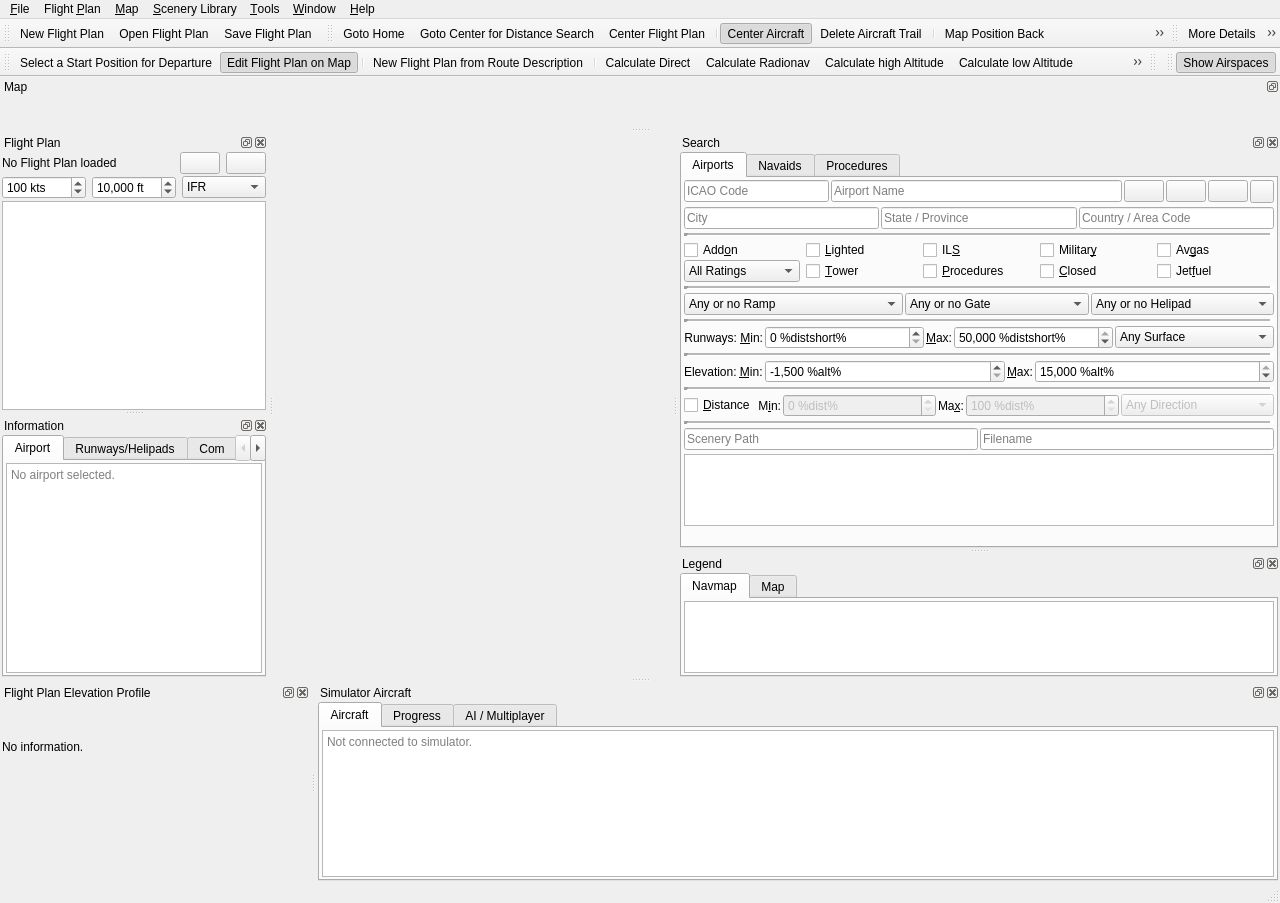
This is src/gui/mainwindow.ui in albar965/littlenavmap as Qt 5 draws it before an edit. The edited form follows.
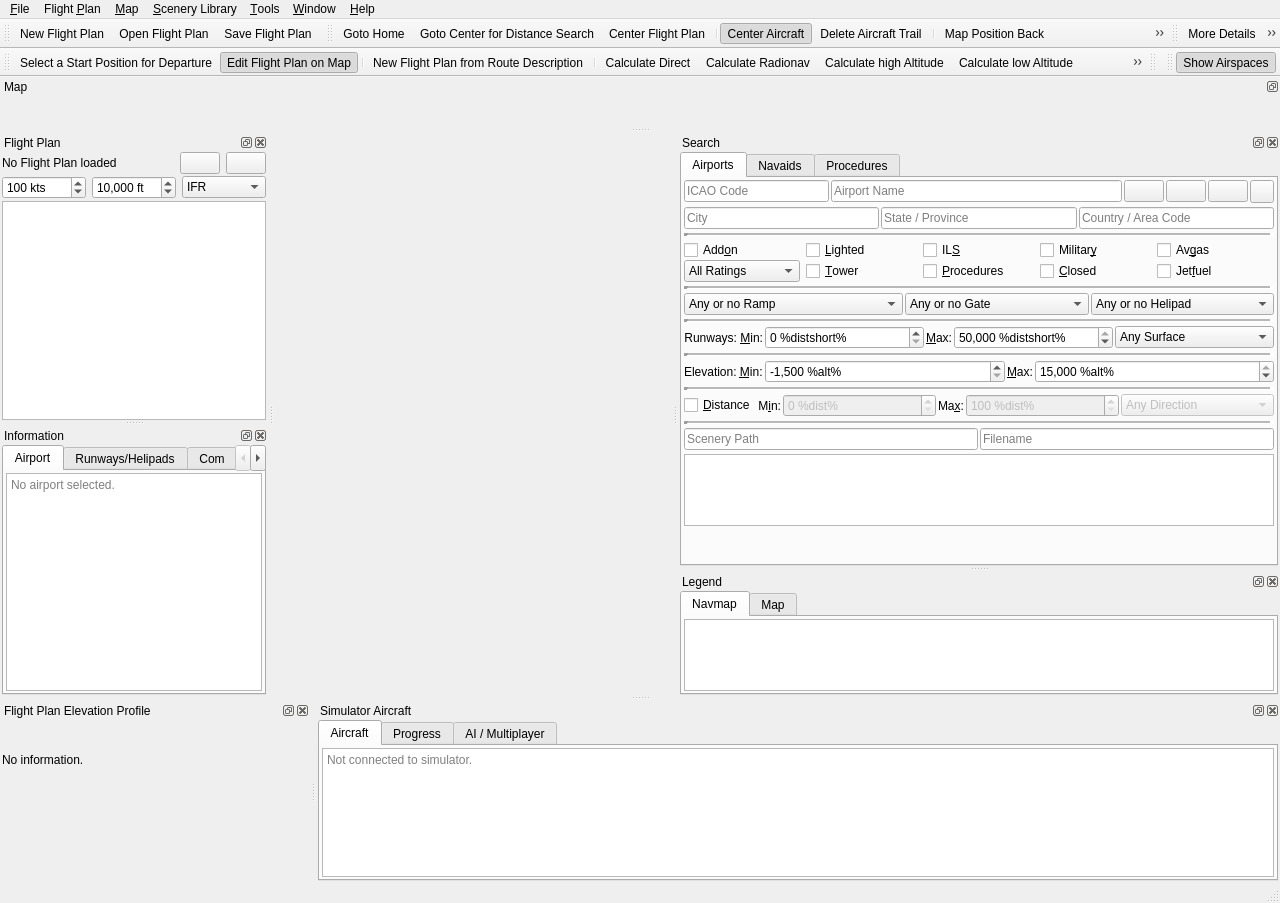
This is the edited form. Icons and pictures are not drawn.

Commit message: Added override mode for airport ICAO search. All other search options will be ignored if user enters more than two characters.

The edit to the form file:
```diff
--- a/src/gui/mainwindow.ui
+++ b/src/gui/mainwindow.ui
@@ -1450,6 +1450,13 @@
              </property>
             </widget>
            </item>
+           <item>
+            <widget class="QLabel" name="labelAirportSearchOverride">
+             <property name="text">
+              <string/>
+             </property>
+            </widget>
+           </item>
           </layout>
          </item>
         </layout>
```
Left out of the diff: 7 changed lines with no effect on the pictures. The commit also changes 9 other files.
